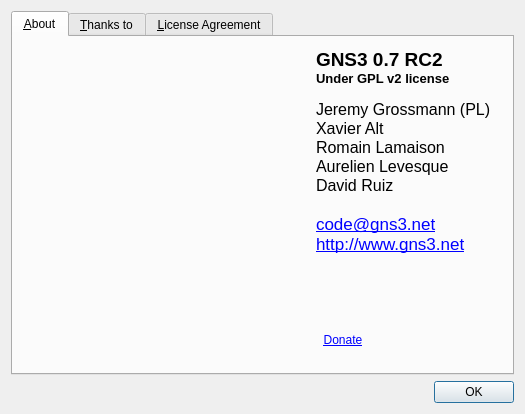
First picture: the form in src/GNS3/Ui/Form_About.ui, repository GNS3/gns3-legacy, before the edit.
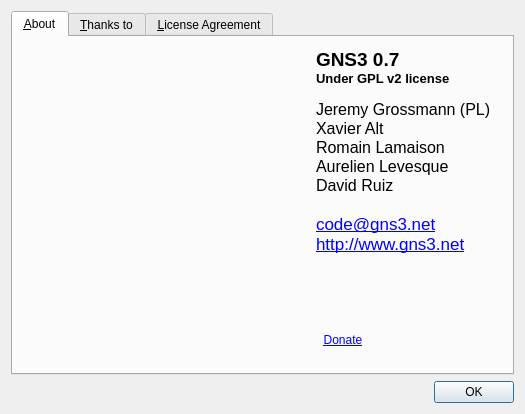
Second picture: the form after the edit. Icons and pictures are not drawn.

```diff
--- a/src/GNS3/Ui/Form_About.ui
+++ b/src/GNS3/Ui/Form_About.ui
@@ -84,7 +84,7 @@
 &lt;html&gt;&lt;head&gt;&lt;meta name=&quot;qrichtext&quot; content=&quot;1&quot; /&gt;&lt;style type=&quot;text/css&quot;&gt;
 p, li { white-space: pre-wrap; }
 &lt;/style&gt;&lt;/head&gt;&lt;body style=&quot; font-family:'Lucida Grande'; font-size:13pt; font-weight:400; font-style:normal;&quot;&gt;
-&lt;p style=&quot; margin-top:0px; margin-bottom:0px; margin-left:0px; margin-right:0px; -qt-block-indent:0; text-indent:0px;&quot;&gt;&lt;span style=&quot; font-family:'Sans Serif'; font-size:14pt; font-weight:600;&quot;&gt;GNS3 0.7 RC2&lt;/span&gt;&lt;/p&gt;
+&lt;p style=&quot; margin-top:0px; margin-bottom:0px; margin-left:0px; margin-right:0px; -qt-block-indent:0; text-indent:0px;&quot;&gt;&lt;span style=&quot; font-family:'Sans Serif'; font-size:14pt; font-weight:600;&quot;&gt;GNS3 0.7&lt;/span&gt;&lt;/p&gt;
 &lt;p style=&quot; margin-top:0px; margin-bottom:0px; margin-left:0px; margin-right:0px; -qt-block-indent:0; text-indent:0px;&quot;&gt;&lt;span style=&quot; font-family:'Sans Serif'; font-size:10pt; font-weight:600;&quot;&gt;Under GPL v2 license&lt;/span&gt;&lt;/p&gt;
 &lt;p style=&quot;-qt-paragraph-type:empty; margin-top:0px; margin-bottom:0px; margin-left:0px; margin-right:0px; -qt-block-indent:0; text-indent:0px; font-family:'Sans Serif'; font-size:9pt; font-weight:600;&quot;&gt;&lt;/p&gt;
 &lt;p style=&quot; margin-top:0px; margin-bottom:0px; margin-left:0px; margin-right:0px; -qt-block-indent:0; text-indent:0px;&quot;&gt;&lt;span style=&quot; font-family:'Sans Serif'; font-size:12pt;&quot;&gt;Jeremy Grossmann (PL)&lt;/span&gt;&lt;/p&gt;
```
